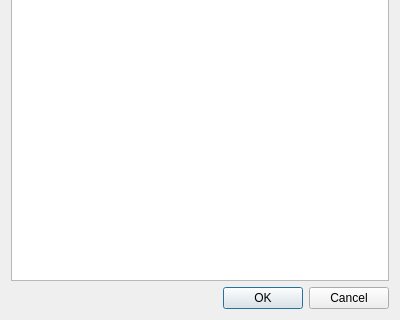
First picture: the form in dialog.ui, repository xQsme/SRC_Packets, before the edit; both pictures show x 0 to 400 and y 280 to 600 of the 400 by 600 pixel window.
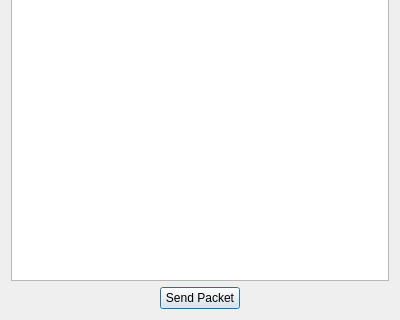
Second picture: the form after the edit.

What changed in the file:
```diff
--- a/dialog.ui
+++ b/dialog.ui
@@ -13,9 +13,9 @@
   <property name="windowTitle">
    <string>Dialog</string>
   </property>
-  <layout class="QHBoxLayout" name="horizontalLayout_4">
+  <layout class="QHBoxLayout" name="horizontalLayout_5">
    <item>
-    <layout class="QVBoxLayout" name="verticalLayout_2">
+    <layout class="QVBoxLayout" name="verticalLayout">
      <item>
       <layout class="QHBoxLayout" name="horizontalLayout">
        <item>
@@ -67,8 +67,6 @@
       </layout>
      </item>
      <item>
-      <layout class="QVBoxLayout" name="verticalLayout">
-       <item>
         <widget class="QLabel" name="label_3">
          <property name="text">
           <string>Packet</string>
@@ -81,17 +79,42 @@
        <item>
         <widget class="QTextEdit" name="textEdit"/>
        </item>
-      </layout>
-     </item>
      <item>
-      <widget class="QDialogButtonBox" name="buttonBox">
+      <layout class="QHBoxLayout" name="horizontalLayout_4">
+       <item>
+        <spacer name="horizontalSpacer">
        <property name="orientation">
         <enum>Qt::Horizontal</enum>
        </property>
-       <property name="standardButtons">
-        <set>QDialogButtonBox::Cancel|QDialogButtonBox::Ok</set>
-       </property>
-      </widget>
+         <property name="sizeHint" stdset="0">
+          <size>
+           <width>40</width>
+           <height>20</height>
+          </size>
+         </property>
+        </spacer>
+       </item>
+       <item>
+        <widget class="QPushButton" name="pushButton">
+         <property name="text">
+          <string>Send Packet</string>
+         </property>
+        </widget>
+       </item>
+       <item>
+        <spacer name="horizontalSpacer_2">
+         <property name="orientation">
+          <enum>Qt::Horizontal</enum>
+         </property>
+         <property name="sizeHint" stdset="0">
+          <size>
+           <width>40</width>
+           <height>20</height>
+          </size>
+         </property>
+        </spacer>
+       </item>
+      </layout>
      </item>
     </layout>
    </item>
```
Left out of the diff: 35 changed lines with no effect on the pictures. Lines whose indentation alone changed are shown as unchanged.
